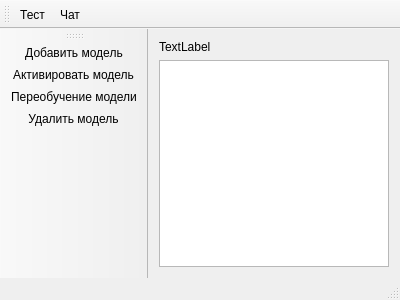
Above: ai_subsystem/ui/aiForm.ui from Mukudori/IntellectualDialogueSystem before the change. Below: the same form after it.
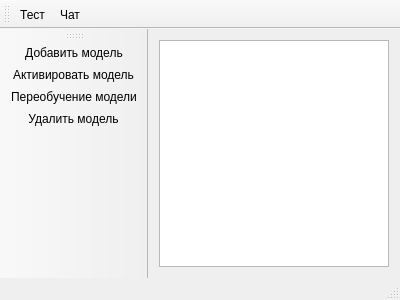
That is the form after the change. Icons and pictures are not drawn.

```diff
--- a/ai_subsystem/ui/aiForm.ui
+++ b/ai_subsystem/ui/aiForm.ui
@@ -15,13 +15,6 @@
   </property>
   <widget class="QWidget" name="centralWidget">
    <layout class="QVBoxLayout" name="verticalLayout">
-    <item>
-     <widget class="QLabel" name="label">
-      <property name="text">
-       <string>TextLabel</string>
-      </property>
-     </widget>
-    </item>
     <item>
      <widget class="QListWidget" name="listWidget"/>
     </item>
```
